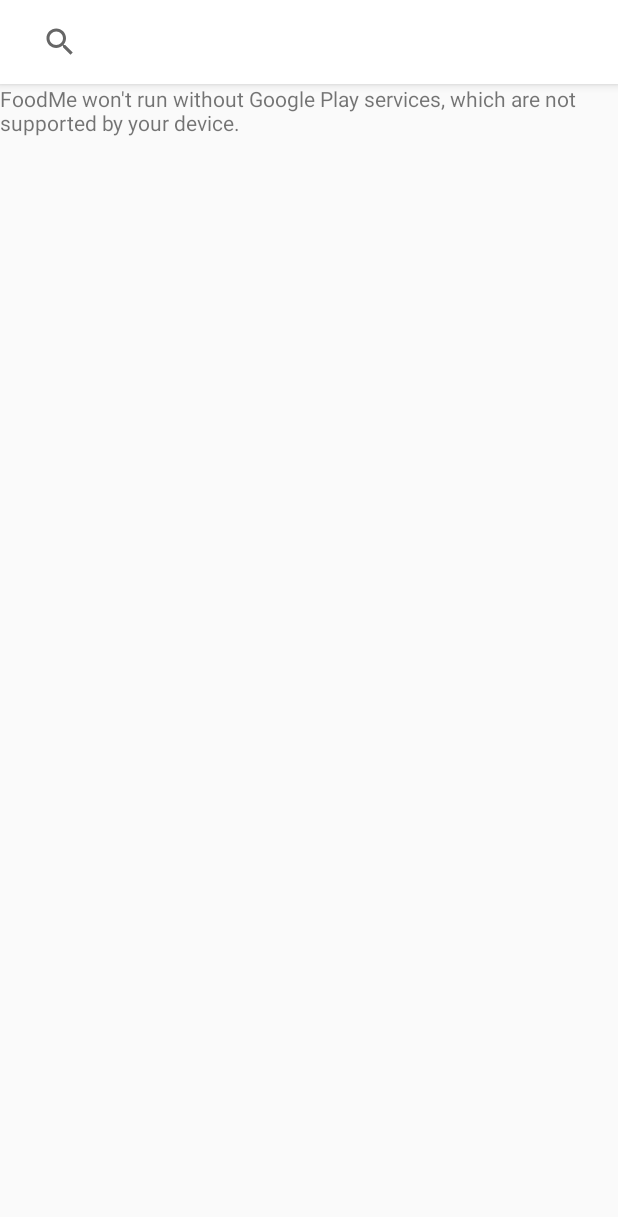
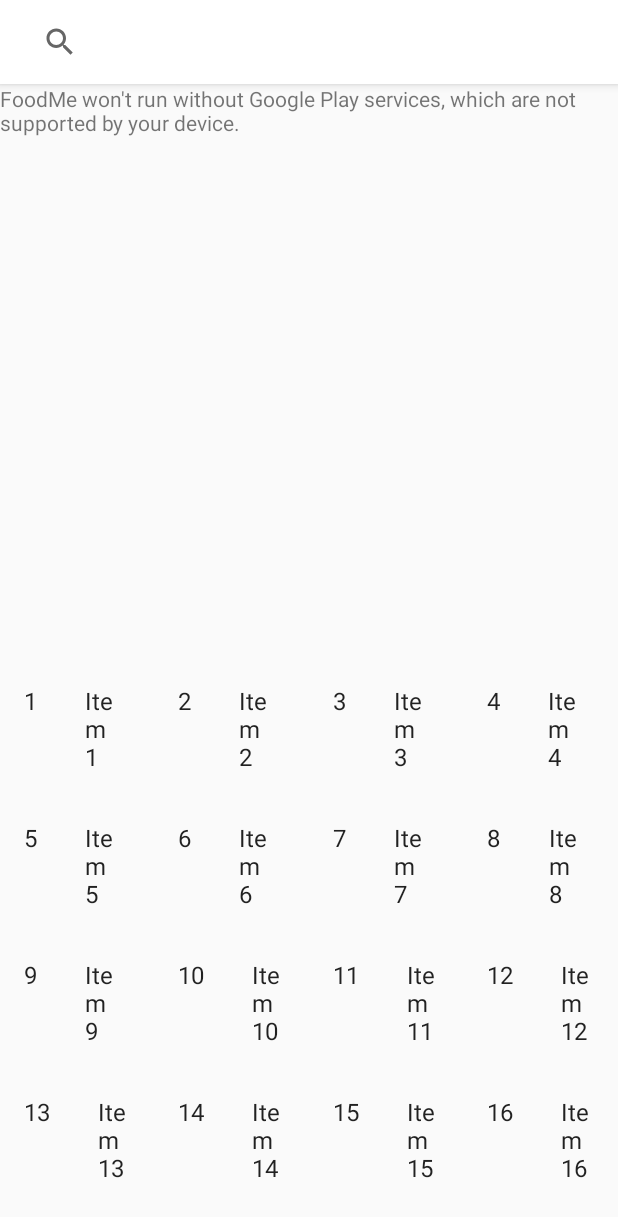
Before and after one commit to Peter-Wilson/FoodMe, an Android app: the screen it shows after launch (MainActivity), on a phone screen of 412 x 824 dp. Shown: the top 1217 px of the screen. Run offline under Robolectric (Android 15) with nearby library versions, the phone set to English and light mode, and no system bars.

Commit message:
added a list view for the search results

```diff
--- a/app/src/main/java/brockbadgers/foodme/Activities/MainActivity.java
+++ b/app/src/main/java/brockbadgers/foodme/Activities/MainActivity.java
@@ -28,9 +28,11 @@ import com.google.android.gms.maps.SupportMapFragment;
 import com.google.android.gms.maps.model.LatLng;
 import com.google.android.gms.maps.model.MarkerOptions;
 
+import brockbadgers.foodme.Fragments.RestaurantFragment;
+import brockbadgers.foodme.Fragments.dummy.DummyContent;
 import brockbadgers.foodme.R;
 
-public class MainActivity extends AppCompatActivity implements OnMapReadyCallback {
+public class MainActivity extends AppCompatActivity implements OnMapReadyCallback, RestaurantFragment.OnListFragmentInteractionListener {
 
     private GoogleMap mMap;
     private final int MY_PERMISSIONS_LOCATION = 0;
@@ -132,6 +134,11 @@ public class MainActivity extends AppCompatActivity implements OnMapReadyCallbac
         });
     }
 
+    public void onListFragmentInteraction(DummyContent.DummyItem uri){
+        //TODO: Change dummy item and content to the actual restaurant content
+        //you can leave it empty
+    }
+
     @Override
     public void onRequestPermissionsResult(int requestCode,
                                            String permissions[], int[] grantResults) {
--- /dev/null
+++ b/app/src/main/java/brockbadgers/foodme/Fragments/MyRestaurantRecyclerViewAdapter.java
@@ -0,0 +1,78 @@
+package brockbadgers.foodme.Fragments;
+
+import android.support.v7.widget.RecyclerView;
+import android.view.LayoutInflater;
+import android.view.View;
+import android.view.ViewGroup;
+import android.widget.TextView;
+
+import brockbadgers.foodme.Fragments.RestaurantFragment.OnListFragmentInteractionListener;
+import brockbadgers.foodme.Fragments.dummy.DummyContent.DummyItem;
+import brockbadgers.foodme.R;
+
+import java.util.List;
+
+/**
+ * {@link RecyclerView.Adapter} that can display a {@link DummyItem} and makes a call to the
+ * specified {@link OnListFragmentInteractionListener}.
+ * TODO: Replace the implementation with code for your data type.
+ */
+public class MyRestaurantRecyclerViewAdapter extends RecyclerView.Adapter<MyRestaurantRecyclerViewAdapter.ViewHolder> {
+
+    private final List<DummyItem> mValues;
+    private final OnListFragmentInteractionListener mListener;
+
+    public MyRestaurantRecyclerViewAdapter(List<DummyItem> items, OnListFragmentInteractionListener listener) {
+        mValues = items;
+        mListener = listener;
+    }
+
+    @Override
+    public ViewHolder onCreateViewHolder(ViewGroup parent, int viewType) {
+        View view = LayoutInflater.from(parent.getContext())
+                .inflate(R.layout.fragment_restaurant, parent, false);
+        return new ViewHolder(view);
+    }
+
+    @Override
+    public void onBindViewHolder(final ViewHolder holder, int position) {
+        holder.mItem = mValues.get(position);
+        holder.mIdView.setText(mValues.get(position).id);
+        holder.mContentView.setText(mValues.get(position).content);
+
+        holder.mView.setOnClickListener(new View.OnClickListener() {
+            @Override
+            public void onClick(View v) {
+                if (null != mListener) {
+                    // Notify the active callbacks interface (the activity, if the
+                    // fragment is attached to one) that an item has been selected.
+                    mListener.onListFragmentInteraction(holder.mItem);
+                }
+            }
+        });
+    }
+
+    @Override
+    public int getItemCount() {
+        return mValues.size();
+    }
+
+    public class ViewHolder extends RecyclerView.ViewHolder {
+        public final View mView;
+        public final TextView mIdView;
+        public final TextView mContentView;
+        public DummyItem mItem;
+
+        public ViewHolder(View view) {
+            super(view);
+            mView = view;
+            mIdView = (TextView) view.findViewById(R.id.id);
+            mContentView = (TextView) view.findViewById(R.id.content);
+        }
+
+        @Override
+        public String toString() {
+            return super.toString() + " '" + mContentView.getText() + "'";
+        }
+    }
+}
--- /dev/null
+++ b/app/src/main/java/brockbadgers/foodme/Fragments/RestaurantFragment.java
@@ -0,0 +1,108 @@
+package brockbadgers.foodme.Fragments;
+
+import android.content.Context;
+import android.os.Bundle;
+import android.support.v4.app.Fragment;
+import android.support.v7.widget.GridLayoutManager;
+import android.support.v7.widget.LinearLayoutManager;
+import android.support.v7.widget.RecyclerView;
+import android.view.LayoutInflater;
+import android.view.View;
+import android.view.ViewGroup;
+
+import brockbadgers.foodme.R;
+import brockbadgers.foodme.Fragments.dummy.DummyContent;
+import brockbadgers.foodme.Fragments.dummy.DummyContent.DummyItem;
+
+/**
+ * A fragment representing a list of Items.
+ * <p/>
+ * Activities containing this fragment MUST implement the {@link OnListFragmentInteractionListener}
+ * interface.
+ */
+public class RestaurantFragment extends Fragment {
+
+    // TODO: Customize parameter argument names
+    private static final String ARG_COLUMN_COUNT = "column-count";
+    // TODO: Customize parameters
+    private int mColumnCount = 4;
+    private OnListFragmentInteractionListener mListener;
+
+    /**
+     * Mandatory empty constructor for the fragment manager to instantiate the
+     * fragment (e.g. upon screen orientation changes).
+     */
+    public RestaurantFragment() {
+    }
+
+    // TODO: Customize parameter initialization
+    @SuppressWarnings("unused")
+    public static RestaurantFragment newInstance(int columnCount) {
+        RestaurantFragment fragment = new RestaurantFragment();
+        Bundle args = new Bundle();
+        args.putInt(ARG_COLUMN_COUNT, columnCount);
+        fragment.setArguments(args);
+        return fragment;
+    }
+
+    @Override
+    public void onCreate(Bundle savedInstanceState) {
+        super.onCreate(savedInstanceState);
+
+        if (getArguments() != null) {
+            mColumnCount = getArguments().getInt(ARG_COLUMN_COUNT);
+        }
+    }
+
+    @Override
+    public View onCreateView(LayoutInflater inflater, ViewGroup container,
+                             Bundle savedInstanceState) {
+        View view = inflater.inflate(R.layout.fragment_restaurant_list, container, false);
+
+        // Set the adapter
+        if (view instanceof RecyclerView) {
+            Context context = view.getContext();
+            RecyclerView recyclerView = (RecyclerView) view;
+            if (mColumnCount <= 1) {
+                recyclerView.setLayoutManager(new LinearLayoutManager(context));
+            } else {
+                recyclerView.setLayoutManager(new GridLayoutManager(context, mColumnCount));
+            }
+            recyclerView.setAdapter(new MyRestaurantRecyclerViewAdapter(DummyContent.ITEMS, mListener));
+        }
+        return view;
+    }
+
+
+    @Override
+    public void onAttach(Context context) {
+        super.onAttach(context);
+        if (context instanceof OnListFragmentInteractionListener) {
+            mListener = (OnListFragmentInteractionListener) context;
+        } else {
+            throw new RuntimeException(context.toString()
+                    + " must implement OnListFragmentInteractionListener");
+        }
+    }
+
+    @Override
+    public void onDetach() {
+        super.onDetach();
+        mListener = null;
+    }
+
+    /**
+     * This interface must be implemented by activities that contain this
+     * fragment to allow an interaction in this fragment to be communicated
+     * to the activity and potentially other fragments contained in that
+     * activity.
+     * <p/>
+     * See the Android Training lesson <a href=
+     * "http://developer.android.com/training/basics/fragments/communicating.html"
+     * >Communicating with Other Fragments</a> for more information.
+     */
+    public interface OnListFragmentInteractionListener {
+        // TODO: Update argument type and name
+        void onListFragmentInteraction(DummyItem item);
+    }
+}
--- /dev/null
+++ b/app/src/main/java/brockbadgers/foodme/Fragments/dummy/DummyContent.java
@@ -0,0 +1,72 @@
+package brockbadgers.foodme.Fragments.dummy;
+
+import java.util.ArrayList;
+import java.util.HashMap;
+import java.util.List;
+import java.util.Map;
+
+/**
+ * Helper class for providing sample content for user interfaces created by
+ * Android template wizards.
+ * <p/>
+ * TODO: Replace all uses of this class before publishing your app.
+ */
+public class DummyContent {
+
+    /**
+     * An array of sample (dummy) items.
+     */
+    public static final List<DummyItem> ITEMS = new ArrayList<DummyItem>();
+
+    /**
+     * A map of sample (dummy) items, by ID.
+     */
+    public static final Map<String, DummyItem> ITEM_MAP = new HashMap<String, DummyItem>();
+
+    private static final int COUNT = 25;
+
+    static {
+        // Add some sample items.
+        for (int i = 1; i <= COUNT; i++) {
+            addItem(createDummyItem(i));
+        }
+    }
+
+    private static void addItem(DummyItem item) {
+        ITEMS.add(item);
+        ITEM_MAP.put(item.id, item);
+    }
+
+    private static DummyItem createDummyItem(int position) {
+        return new DummyItem(String.valueOf(position), "Item " + position, makeDetails(position));
+    }
+
+    private static String makeDetails(int position) {
+        StringBuilder builder = new StringBuilder();
+        builder.append("Details about Item: ").append(position);
+        for (int i = 0; i < position; i++) {
+            builder.append("\nMore details information here.");
+        }
+        return builder.toString();
+    }
+
+    /**
+     * A dummy item representing a piece of content.
+     */
+    public static class DummyItem {
+        public final String id;
+        public final String content;
+        public final String details;
+
+        public DummyItem(String id, String content, String details) {
+            this.id = id;
+            this.content = content;
+            this.details = details;
+        }
+
+        @Override
+        public String toString() {
+            return content;
+        }
+    }
+}
--- a/app/src/main/res/layout-land/activity_main.xml
+++ b/app/src/main/res/layout-land/activity_main.xml
@@ -16,4 +16,10 @@
         android:layout_height="match_parent"
         android:layout_weight="1"
         tools:context="brockbadgers.foodme.Activities.MapsActivity" />
+    <fragment
+        android:id="@+id/restaurant_list"
+        android:layout_width="match_parent"
+        android:layout_height="match_parent"
+        android:layout_weight="1"
+        android:name="brockbadgers.foodme.Fragments.RestaurantFragment" />
 </LinearLayout>
--- a/app/src/main/res/layout/activity_main.xml
+++ b/app/src/main/res/layout/activity_main.xml
@@ -16,4 +16,10 @@
         android:layout_height="match_parent"
         android:layout_weight="1"
         tools:context="brockbadgers.foodme.Activities.MapsActivity" />
+    <fragment
+        android:id="@+id/restaurant_list"
+        android:layout_width="match_parent"
+        android:layout_height="match_parent"
+        android:layout_weight="1"
+        android:name="brockbadgers.foodme.Fragments.RestaurantFragment" />
 </LinearLayout>
--- /dev/null
+++ b/app/src/main/res/layout/fragment_restaurant.xml
@@ -0,0 +1,20 @@
+<?xml version="1.0" encoding="utf-8"?>
+<LinearLayout xmlns:android="http://schemas.android.com/apk/res/android"
+    android:layout_width="wrap_content"
+    android:layout_height="wrap_content"
+    android:orientation="horizontal">
+
+    <TextView
+        android:id="@+id/id"
+        android:layout_width="wrap_content"
+        android:layout_height="wrap_content"
+        android:layout_margin="@dimen/text_margin"
+        android:textAppearance="?attr/textAppearanceListItem" />
+
+    <TextView
+        android:id="@+id/content"
+        android:layout_width="wrap_content"
+        android:layout_height="wrap_content"
+        android:layout_margin="@dimen/text_margin"
+        android:textAppearance="?attr/textAppearanceListItem" />
+</LinearLayout>
--- /dev/null
+++ b/app/src/main/res/layout/fragment_restaurant_list.xml
@@ -0,0 +1,13 @@
+<?xml version="1.0" encoding="utf-8"?>
+<android.support.v7.widget.RecyclerView xmlns:android="http://schemas.android.com/apk/res/android"
+    xmlns:app="http://schemas.android.com/apk/res-auto"
+    xmlns:tools="http://schemas.android.com/tools"
+    android:id="@+id/list"
+    android:name="brockbadgers.foodme.Fragments.RestaurauntFragment"
+    android:layout_width="match_parent"
+    android:layout_height="match_parent"
+    android:layout_marginLeft="16dp"
+    android:layout_marginRight="16dp"
+    app:layoutManager="LinearLayoutManager"
+    tools:context=".Fragments.RestaurantFragment"
+    tools:listitem="@layout/fragment_restaurant" />
```
